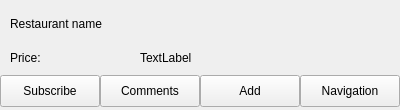
This is deliciousClient/RestaurantInfoForm.ui in gaoxiaojun/delicacymap as Qt 5 draws it before an edit. The edited form follows.
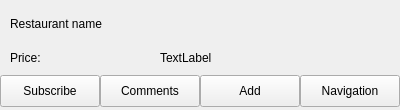
This is the edited form.

The edit to the form file:
```diff
--- a/deliciousClient/RestaurantInfoForm.ui
+++ b/deliciousClient/RestaurantInfoForm.ui
@@ -40,7 +40,7 @@
     <rect>
      <x>10</x>
      <y>44</y>
-     <width>111</width>
+     <width>131</width>
      <height>28</height>
     </rect>
    </property>
@@ -51,7 +51,7 @@
   <widget class="QLabel" name="label_price">
    <property name="geometry">
     <rect>
-     <x>140</x>
+     <x>160</x>
      <y>44</y>
      <width>81</width>
      <height>28</height>
```
